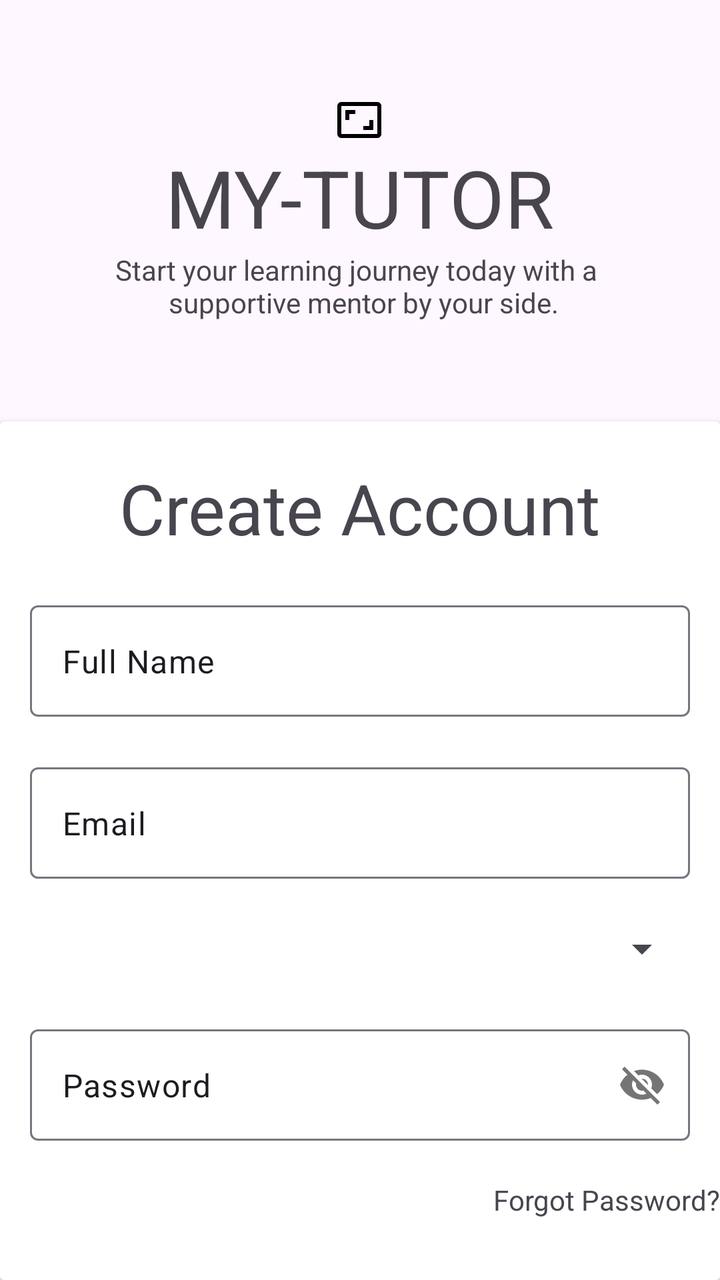
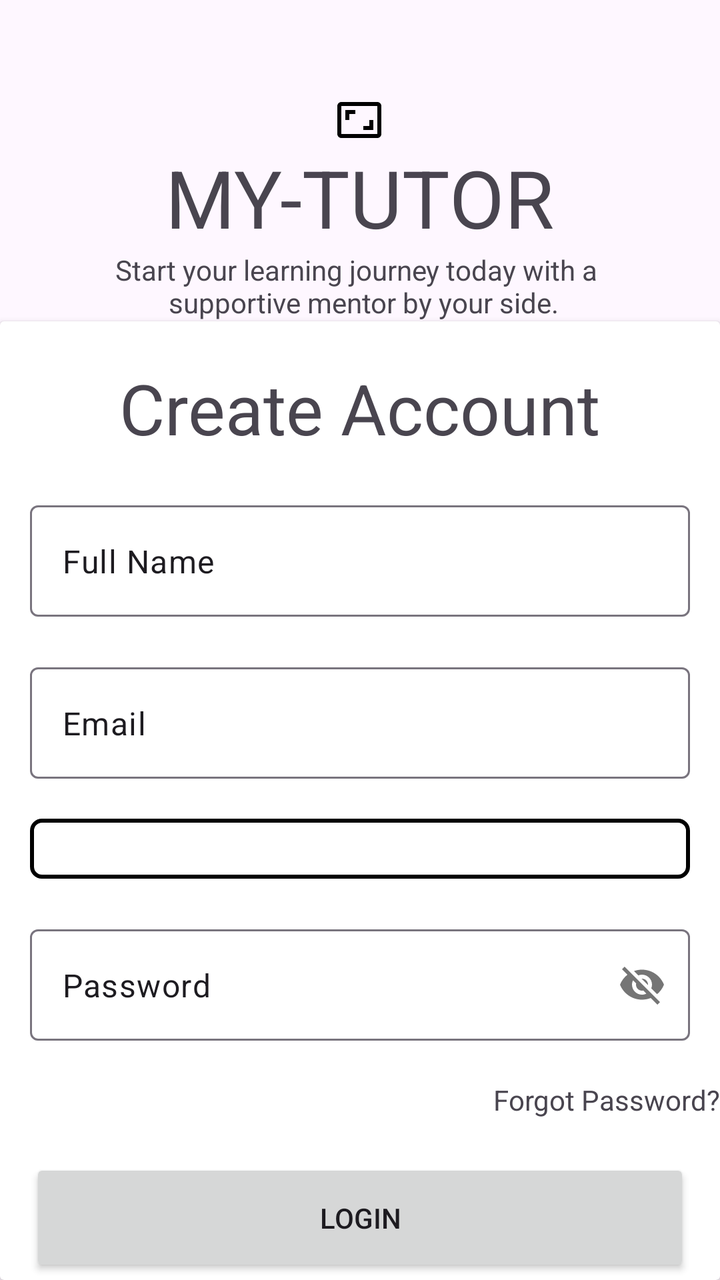

Compare the two renders of this Android layout. The source of the first and the diff that turns it into the second are given below.
<!-- AndroidManifest.xml: application theme Theme.MyTutor -->
<!-- res/layout/activity_sign_up.xml -->
<?xml version="1.0" encoding="utf-8"?>
<LinearLayout
    xmlns:android="http://schemas.android.com/apk/res/android"
    xmlns:app="http://schemas.android.com/apk/res-auto"
    xmlns:tools="http://schemas.android.com/tools"
    android:id="@+id/main"
    android:layout_width="match_parent"
    android:layout_height="match_parent"
    android:orientation="vertical"
    tools:context=".SignUpActivity">


    <TextView
        android:layout_width="wrap_content"
        android:layout_height="wrap_content"
        android:text="My-Tutor"
        android:drawableTop="@drawable/outline_aspect_ratio_24"
        android:textAllCaps="true"
        android:textSize="40sp"
        android:layout_marginTop="48dp"
        android:layout_gravity="center"/>

    <TextView
        android:layout_width="wrap_content"
        android:layout_height="wrap_content"
        android:text="Start your learning journey today with a \n        supportive mentor by your side."
        android:layout_gravity="center"/>


    <androidx.cardview.widget.CardView
        android:layout_width="360sp"
        android:layout_height="wrap_content"
        android:layout_marginTop="50dp"
        android:layout_gravity="center">



        <LinearLayout
            android:layout_width="match_parent"
            android:layout_height="wrap_content"
            android:orientation="vertical">
            <TextView
                android:layout_width="wrap_content"
                android:layout_height="wrap_content"
                android:layout_marginTop="20dp"
                android:text="Create Account"
                android:layout_gravity="center"
                android:textSize="35sp"/>


            <com.google.android.material.textfield.TextInputLayout
                android:layout_width="330dp"
                android:layout_height="wrap_content"
                android:layout_gravity="center"
                android:layout_marginTop="20dp">
                <com.google.android.material.textfield.TextInputEditText
                    android:layout_width="match_parent"
                    android:layout_height="match_parent"
                    android:id="@+id/fullName"
                    android:text="Full Name"/>
            </com.google.android.material.textfield.TextInputLayout>

            <com.google.android.material.textfield.TextInputLayout
                android:layout_width="330dp"
                android:layout_height="wrap_content"
                android:layout_gravity="center"
                android:layout_marginTop="20dp">
                <com.google.android.material.textfield.TextInputEditText
                    android:layout_width="match_parent"
                    android:layout_height="match_parent"
                    android:id="@+id/email"
                    android:text="Email"/>
            </com.google.android.material.textfield.TextInputLayout>
            <com.google.android.material.textfield.TextInputLayout
                android:layout_width="330dp"
                android:layout_height="wrap_content"
                android:layout_gravity="center"
                android:layout_marginTop="20dp">

                <Spinner
                    android:layout_width="330dp"
                    android:layout_height="wrap_content"
                    android:id="@+id/spiner"
                    android:layout_gravity="center"
                    android:padding="15dp"/>

            </com.google.android.material.textfield.TextInputLayout>

            <com.google.android.material.textfield.TextInputLayout
                android:layout_width="330dp"
                android:layout_height="wrap_content"
                android:layout_gravity="center"
                android:layout_marginTop="20dp"
                app:passwordToggleEnabled="true">
                <com.google.android.material.textfield.TextInputEditText
                    android:layout_width="match_parent"
                    android:layout_height="match_parent"
                    android:id="@+id/password"
                    android:text="Password"/>
            </com.google.android.material.textfield.TextInputLayout>
            <TextView
                android:layout_width="wrap_content"
                android:layout_height="wrap_content"
                android:id="@+id/forgotPassword"
                android:text="Forgot Password?"
                android:layout_gravity="right"
                android:layout_marginTop="20dp"/>

            <androidx.appcompat.widget.AppCompatButton
                android:layout_width="330dp"
                android:layout_height="wrap_content"
                android:id="@+id/loginBtn"
                android:layout_gravity="center"
                android:layout_marginTop="20dp"
                android:padding="20dp"
                android:text="Login"/>

            <TextView
                android:layout_width="wrap_content"
                android:layout_height="wrap_content"
                android:id="@+id/register"
                android:text="Don't have an account?Create Account"
                android:layout_gravity="center"
                android:layout_marginBottom="20dp"
                android:layout_marginTop="30dp"/>

        </LinearLayout>

    </androidx.cardview.widget.CardView>


</LinearLayout>
<!-- resources referenced by this layout -->
<resources>
  <!-- drawable outline_aspect_ratio_24 (drawable) -->
  <vector xmlns:android="http://schemas.android.com/apk/res/android" android:height="24dp" android:tint="#000000" android:viewportHeight="24" android:viewportWidth="24" android:width="24dp">
        
      <path android:fillColor="@android:color/white" android:pathData="M19,12h-2v3h-3v2h5v-5zM7,9h3L10,7L5,7v5h2L7,9zM21,3L3,3c-1.1,0 -2,0.9 -2,2v14c0,1.1 0.9,2 2,2h18c1.1,0 2,-0.9 2,-2L23,5c0,-1.1 -0.9,-2 -2,-2zM21,19.01L3,19.01L3,4.99h18v14.02z"/>
      
  </vector>
  <style name="Theme.MyTutor" parent="Base.Theme.MyTutor" />
  <style name="Base.Theme.MyTutor" parent="Theme.Material3.DayNight.NoActionBar">
          
          
      </style>
</resources>

<!-- the commit's change to res/layout/activity_sign_up.xml (unified diff, before → after) -->
@@ -30,7 +30,6 @@
     <androidx.cardview.widget.CardView
         android:layout_width="360sp"
         android:layout_height="wrap_content"
-        android:layout_marginTop="50dp"
         android:layout_gravity="center">
 
 
@@ -75,12 +74,14 @@
                 android:layout_width="330dp"
                 android:layout_height="wrap_content"
                 android:layout_gravity="center"
+
                 android:layout_marginTop="20dp">
 
                 <Spinner
                     android:layout_width="330dp"
                     android:layout_height="wrap_content"
                     android:id="@+id/spiner"
+                    android:background="@drawable/boarders"
                     android:layout_gravity="center"
                     android:padding="15dp"/>
 
@@ -119,10 +120,11 @@
                 android:layout_width="wrap_content"
                 android:layout_height="wrap_content"
                 android:id="@+id/register"
-                android:text="Don't have an account?Create Account"
+                android:text="Have an account?Create Account"
                 android:layout_gravity="center"
                 android:layout_marginBottom="20dp"
                 android:layout_marginTop="30dp"/>
+
 
         </LinearLayout>
 
<!-- resource entries referenced after the edit -->
@@ -1,5 +1,20 @@
 <!-- resources referenced by this layout -->
 <resources>
+  <!-- drawable boarders (drawable) -->
+  <?xml version="1.0" encoding="utf-8"?>
+  <shape xmlns:android="http://schemas.android.com/apk/res/android"
+      android:shape="rectangle">
+  
+      <solid android:color="@android:color/transparent" />
+  
+      <stroke
+          android:width="2dp"
+          android:color="@color/black" />
+  
+      
+      <corners android:radius="5dp" />
+  
+  </shape>
   <!-- drawable outline_aspect_ratio_24 (drawable) -->
   <vector xmlns:android="http://schemas.android.com/apk/res/android" android:height="24dp" android:tint="#000000" android:viewportHeight="24" android:viewportWidth="24" android:width="24dp">
         
@@ -7,6 +22,7 @@
       
   </vector>
   <style name="Theme.MyTutor" parent="Base.Theme.MyTutor" />
+  <color name="black">#FF000000</color>
   <style name="Base.Theme.MyTutor" parent="Theme.Material3.DayNight.NoActionBar">
           
           
